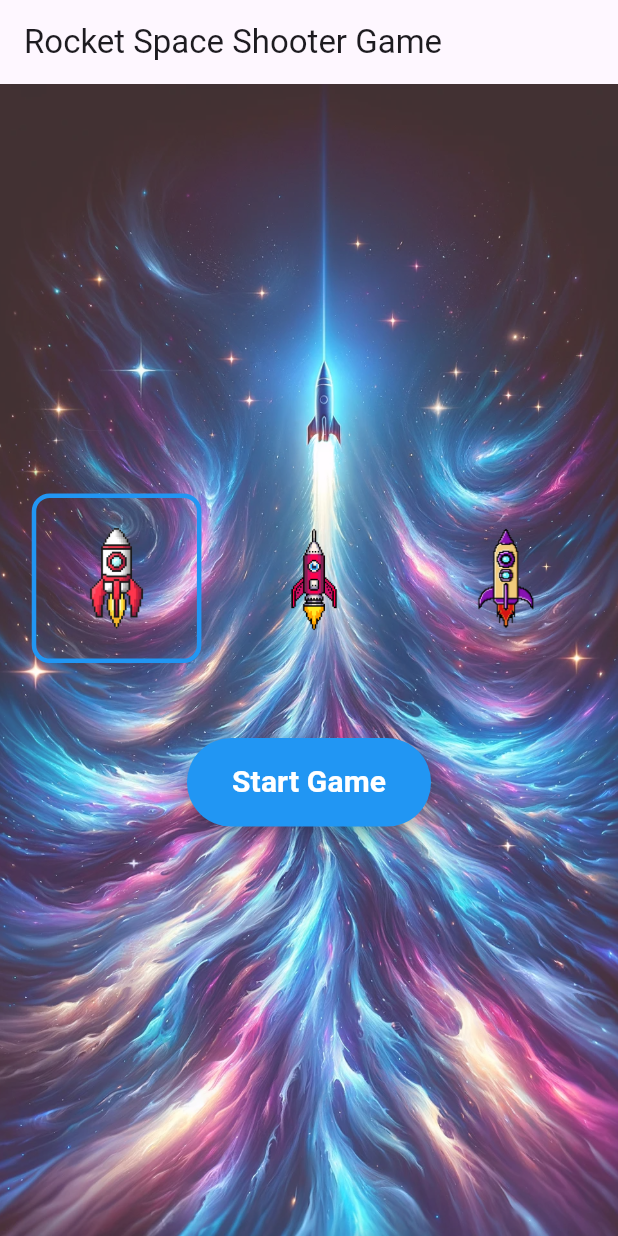
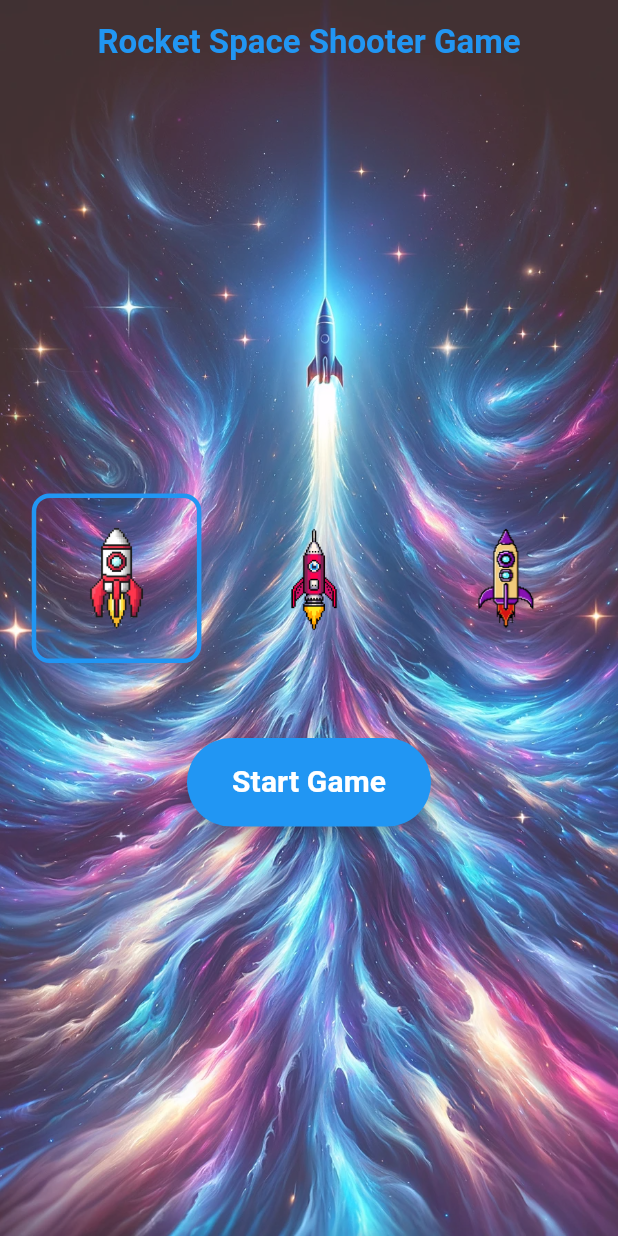
Before and after one commit to yoshuamedina/cw5_, a Flutter app: the screen it shows after launch, on a phone screen of 412 x 824 dp. Run offline on Flutter 3.47's test engine with Material 3 defaults, Android fonts, the light colour scheme and no system bars; missing offline and left inert: flame.

Commit message:
new changes

```diff
--- a/lib/HomeScreen.dart
+++ b/lib/HomeScreen.dart
@@ -1,28 +1,41 @@
 import 'package:flame/game.dart';
 import 'package:flutter/material.dart';
+import 'package:flutter/services.dart'; // Add this line for SystemUiOverlayStyle
 import 'GameLogic.dart'; // Importing the GameLogic.dart file
+
+void main() => runApp(MaterialApp(home: HomeScreen()));
 
 class HomeScreen extends StatefulWidget {
   const HomeScreen({super.key});
 
-  @override
+  // @Override
   _HomeScreenState createState() => _HomeScreenState();
 }
 
 class _HomeScreenState extends State<HomeScreen> {
   String selectedRocket = 'ship.png'; // Initial selected rocket/player option
 
-  @override
+  // @Override
   Widget build(BuildContext context) {
   return Scaffold(
+    extendBodyBehindAppBar: true,
     appBar: AppBar(
-        title: const Text('Rocket Space Shooter Game'),
+      title: const Text(
+        'Rocket Space Shooter Game',
+        style: TextStyle(
+          color: Colors.blue, // Text color set to white
+          fontWeight: FontWeight.bold, // Text style set to bold
+        ),
+      ),
+      centerTitle: true,
+      backgroundColor: Colors.transparent,
+      elevation: 0,
+      systemOverlayStyle: SystemUiOverlayStyle.light, // For light status bar icons
       ),
       body: Stack(
         children: [
-          // Background Image with Opacity
           Opacity(
-            opacity: 0.8, // Set the opacity level to 50%
+            opacity: 0.8,
             child: Container(
               width: double.infinity,
               height: double.infinity,
@@ -34,8 +47,8 @@ class _HomeScreenState extends State<HomeScreen> {
               ),
             ),
           ),
-          // Content
-          Center(
+          SafeArea(
+            child: Center(
               child: Column(
                 mainAxisAlignment: MainAxisAlignment.center,
                 children: [
@@ -87,6 +100,7 @@ class _HomeScreenState extends State<HomeScreen> {
                 ],
               ),
             ),
+          ),
         ],
       ),
     );
@@ -105,7 +119,7 @@ class RocketOption extends StatelessWidget {
     required this.onPressed,
   });
 
-  @override
+  // @Override
   Widget build(BuildContext context) {
     final screenWidth = MediaQuery.of(context).size.width;
 
@@ -134,15 +148,17 @@ class StartButton extends StatelessWidget {
     required this.onPressed,
   });
 
-  @override
+  // @Override
   Widget build(BuildContext context) {
     return ElevatedButton(
       onPressed: onPressed,
       style: ElevatedButton.styleFrom(
-        foregroundColor: Colors.white, backgroundColor: Colors.blue, padding: const EdgeInsets.symmetric(horizontal: 30, vertical: 15),
+        foregroundColor: Colors.white,
+        backgroundColor: Colors.blue,
+        padding: const EdgeInsets.symmetric(horizontal: 30, vertical: 15),
         shape: RoundedRectangleBorder(
           borderRadius: BorderRadius.circular(30),
-        ), // Text color
+        ),
         elevation: 5,
       ),
       child: const Text(
```
Lines whose indentation alone changed are shown as unchanged.
